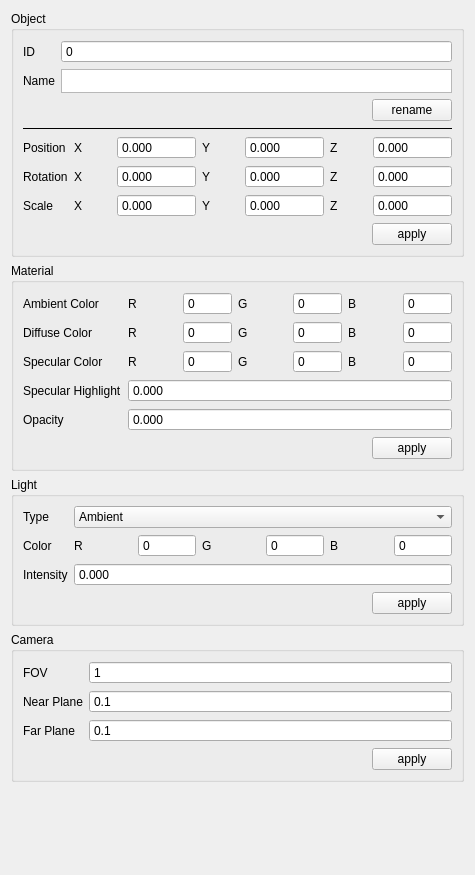
Above: Gui/src/Frames/InspectorFrame/InspectorWidget/InspectorWidget.ui from RullDeef/cw-1 before the change. Below: the same form after it.
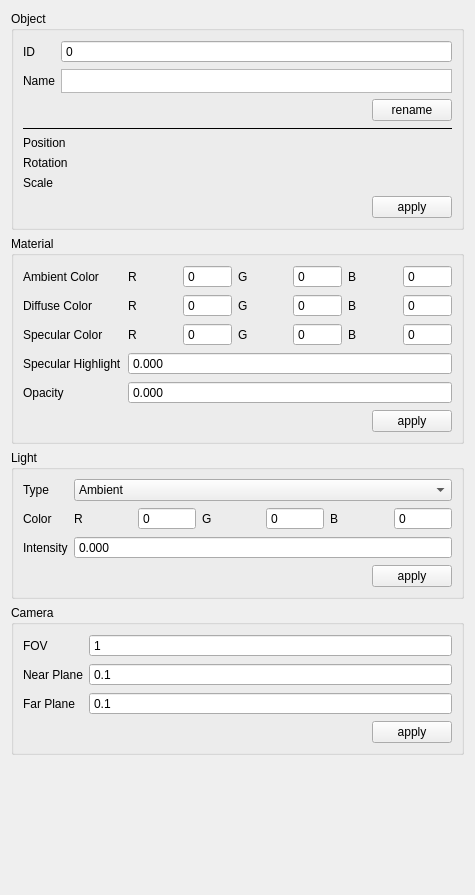
That is the form after the change. Custom widgets are drawn as their Qt base class.

Diff of the .ui file:
```diff
--- a/Gui/src/Frames/InspectorFrame/InspectorWidget/InspectorWidget.ui
+++ b/Gui/src/Frames/InspectorFrame/InspectorWidget/InspectorWidget.ui
@@ -7,7 +7,7 @@
     <x>0</x>
     <y>0</y>
     <width>475</width>
-    <height>875</height>
+    <height>895</height>
    </rect>
   </property>
   <property name="windowTitle">
@@ -131,97 +131,6 @@
           </property>
          </widget>
         </item>
-        <item row="1" column="1">
-         <layout class="QHBoxLayout" name="horizontalLayout_2">
-          <item>
-           <widget class="QLabel" name="label_12">
-            <property name="text">
-             <string>X</string>
-            </property>
-           </widget>
-          </item>
-          <item>
-           <widget class="QDoubleSpinBox" name="rotationXSpinBox">
-            <property name="frame">
-             <bool>true</bool>
-            </property>
-            <property name="buttonSymbols">
-             <enum>QAbstractSpinBox::NoButtons</enum>
-            </property>
-            <property name="decimals">
-             <number>3</number>
-            </property>
-            <property name="minimum">
-             <double>-1000000.000000000000000</double>
-            </property>
-            <property name="maximum">
-             <double>1000000.000000000000000</double>
-            </property>
-            <property name="stepType">
-             <enum>QAbstractSpinBox::AdaptiveDecimalStepType</enum>
-            </property>
-           </widget>
-          </item>
-          <item>
-           <widget class="QLabel" name="label_13">
-            <property name="text">
-             <string>Y</string>
-            </property>
-           </widget>
-          </item>
-          <item>
-           <widget class="QDoubleSpinBox" name="rotationYSpinBox">
-            <property name="frame">
-             <bool>true</bool>
-            </property>
-            <property name="buttonSymbols">
-             <enum>QAbstractSpinBox::NoButtons</enum>
-            </property>
-            <property name="decimals">
-             <number>3</number>
-            </property>
-            <property name="minimum">
-             <double>-1000000.000000000000000</double>
-            </property>
-            <property name="maximum">
-             <double>1000000.000000000000000</double>
-            </property>
-            <property name="stepType">
-             <enum>QAbstractSpinBox::AdaptiveDecimalStepType</enum>
-            </property>
-           </widget>
-          </item>
-          <item>
-           <widget class="QLabel" name="label_14">
-            <property name="text">
-             <string>Z</string>
-            </property>
-           </widget>
-          </item>
-          <item>
-           <widget class="QDoubleSpinBox" name="rotationZSpinBox">
-            <property name="frame">
-             <bool>true</bool>
-            </property>
-            <property name="buttonSymbols">
-             <enum>QAbstractSpinBox::NoButtons</enum>
-            </property>
-            <property name="decimals">
-             <number>3</number>
-            </property>
-            <property name="minimum">
-             <double>-1000000.000000000000000</double>
-            </property>
-            <property name="maximum">
-             <double>1000000.000000000000000</double>
-            </property>
-            <property name="stepType">
-             <enum>QAbstractSpinBox::AdaptiveDecimalStepType</enum>
-            </property>
-           </widget>
-          </item>
-         </layout>
-        </item>
         <item row="2" column="0">
          <widget class="QLabel" name="label_5">
           <property name="text">
@@ -229,97 +138,6 @@
           </property>
          </widget>
         </item>
-        <item row="2" column="1">
-         <layout class="QHBoxLayout" name="horizontalLayout_3">
-          <item>
-           <widget class="QLabel" name="label_15">
-            <property name="text">
-             <string>X</string>
-            </property>
-           </widget>
-          </item>
-          <item>
-           <widget class="QDoubleSpinBox" name="scaleXSpinBox">
-            <property name="frame">
-             <bool>true</bool>
-            </property>
-            <property name="buttonSymbols">
-             <enum>QAbstractSpinBox::NoButtons</enum>
-            </property>
-            <property name="decimals">
-             <number>3</number>
-            </property>
-            <property name="minimum">
-             <double>-1000000.000000000000000</double>
-            </property>
-            <property name="maximum">
-             <double>1000000.000000000000000</double>
-            </property>
-            <property name="stepType">
-             <enum>QAbstractSpinBox::AdaptiveDecimalStepType</enum>
-            </property>
-           </widget>
-          </item>
-          <item>
-           <widget class="QLabel" name="label_16">
-            <property name="text">
-             <string>Y</string>
-            </property>
-           </widget>
-          </item>
-          <item>
-           <widget class="QDoubleSpinBox" name="scaleYSpinBox">
-            <property name="frame">
-             <bool>true</bool>
-            </property>
-            <property name="buttonSymbols">
-             <enum>QAbstractSpinBox::NoButtons</enum>
-            </property>
-            <property name="decimals">
-             <number>3</number>
-            </property>
-            <property name="minimum">
-             <double>-1000000.000000000000000</double>
-            </property>
-            <property name="maximum">
-             <double>1000000.000000000000000</double>
-            </property>
-            <property name="stepType">
-             <enum>QAbstractSpinBox::AdaptiveDecimalStepType</enum>
-            </property>
-           </widget>
-          </item>
-          <item>
-           <widget class="QLabel" name="label_17">
-            <property name="text">
-             <string>Z</string>
-            </property>
-           </widget>
-          </item>
-          <item>
-           <widget class="QDoubleSpinBox" name="scaleZSpinBox">
-            <property name="frame">
-             <bool>true</bool>
-            </property>
-            <property name="buttonSymbols">
-             <enum>QAbstractSpinBox::NoButtons</enum>
-            </property>
-            <property name="decimals">
-             <number>3</number>
-            </property>
-            <property name="minimum">
-             <double>-1000000.000000000000000</double>
-            </property>
-            <property name="maximum">
-             <double>1000000.000000000000000</double>
-            </property>
-            <property name="stepType">
-             <enum>QAbstractSpinBox::AdaptiveDecimalStepType</enum>
-            </property>
-           </widget>
-          </item>
-         </layout>
-        </item>
         <item row="3" column="1">
          <layout class="QHBoxLayout" name="horizontalLayout_4">
           <item>
@@ -352,95 +170,13 @@
          </widget>
         </item>
         <item row="0" column="1">
-         <layout class="QHBoxLayout" name="horizontalLayout">
-          <item>
-           <widget class="QLabel" name="label_9">
-            <property name="text">
-             <string>X</string>
-            </property>
-           </widget>
-          </item>
-          <item>
-           <widget class="QDoubleSpinBox" name="positionXSpinBox">
-            <property name="frame">
-             <bool>true</bool>
-            </property>
-            <property name="buttonSymbols">
-             <enum>QAbstractSpinBox::NoButtons</enum>
-            </property>
-            <property name="decimals">
-             <number>3</number>
-            </property>
-            <property name="minimum">
-             <double>-1000000.000000000000000</double>
-            </property>
-            <property name="maximum">
-             <double>1000000.000000000000000</double>
-            </property>
-            <property name="stepType">
-             <enum>QAbstractSpinBox::AdaptiveDecimalStepType</enum>
-            </property>
-           </widget>
-          </item>
-          <item>
-           <widget class="QLabel" name="label_10">
-            <property name="text">
-             <string>Y</string>
-            </property>
-           </widget>
-          </item>
-          <item>
-           <widget class="QDoubleSpinBox" name="positionYSpinBox">
-            <property name="frame">
-             <bool>true</bool>
-            </property>
-            <property name="buttonSymbols">
-             <enum>QAbstractSpinBox::NoButtons</enum>
-            </property>
-            <property name="decimals">
-             <number>3</number>
-            </property>
-            <property name="minimum">
-             <double>-1000000.000000000000000</double>
-            </property>
-            <property name="maximum">
-             <double>1000000.000000000000000</double>
-            </property>
-            <property name="stepType">
-             <enum>QAbstractSpinBox::AdaptiveDecimalStepType</enum>
-            </property>
-           </widget>
-          </item>
-          <item>
-           <widget class="QLabel" name="label_11">
-            <property name="text">
-             <string>Z</string>
-            </property>
-           </widget>
-          </item>
-          <item>
-           <widget class="QDoubleSpinBox" name="positionZSpinBox">
-            <property name="frame">
-             <bool>true</bool>
-            </property>
-            <property name="buttonSymbols">
-             <enum>QAbstractSpinBox::NoButtons</enum>
-            </property>
-            <property name="decimals">
-             <number>3</number>
-            </property>
-            <property name="minimum">
-             <double>-1000000.000000000000000</double>
-            </property>
-            <property name="maximum">
-             <double>1000000.000000000000000</double>
-            </property>
-            <property name="stepType">
-             <enum>QAbstractSpinBox::AdaptiveDecimalStepType</enum>
-            </property>
-           </widget>
-          </item>
-         </layout>
+         <widget class="VectorEditWidget" name="positionEdit" native="true"/>
+        </item>
+        <item row="1" column="1">
+         <widget class="VectorEditWidget" name="rotationEdit" native="true"/>
+        </item>
+        <item row="2" column="1">
+         <widget class="VectorEditWidget" name="scaleEdit" native="true"/>
         </item>
        </layout>
       </item>
@@ -1036,6 +772,14 @@
    </item>
   </layout>
  </widget>
+ <customwidgets>
+  <customwidget>
+   <class>VectorEditWidget</class>
+   <extends>QWidget</extends>
+   <header>Widgets/VectorEditWidget/VectorEditWidget.hpp</header>
+   <container>1</container>
+  </customwidget>
+ </customwidgets>
  <resources/>
  <connections/>
 </ui>
```
Left out of the diff: 14 changed lines with no effect on the pictures.
